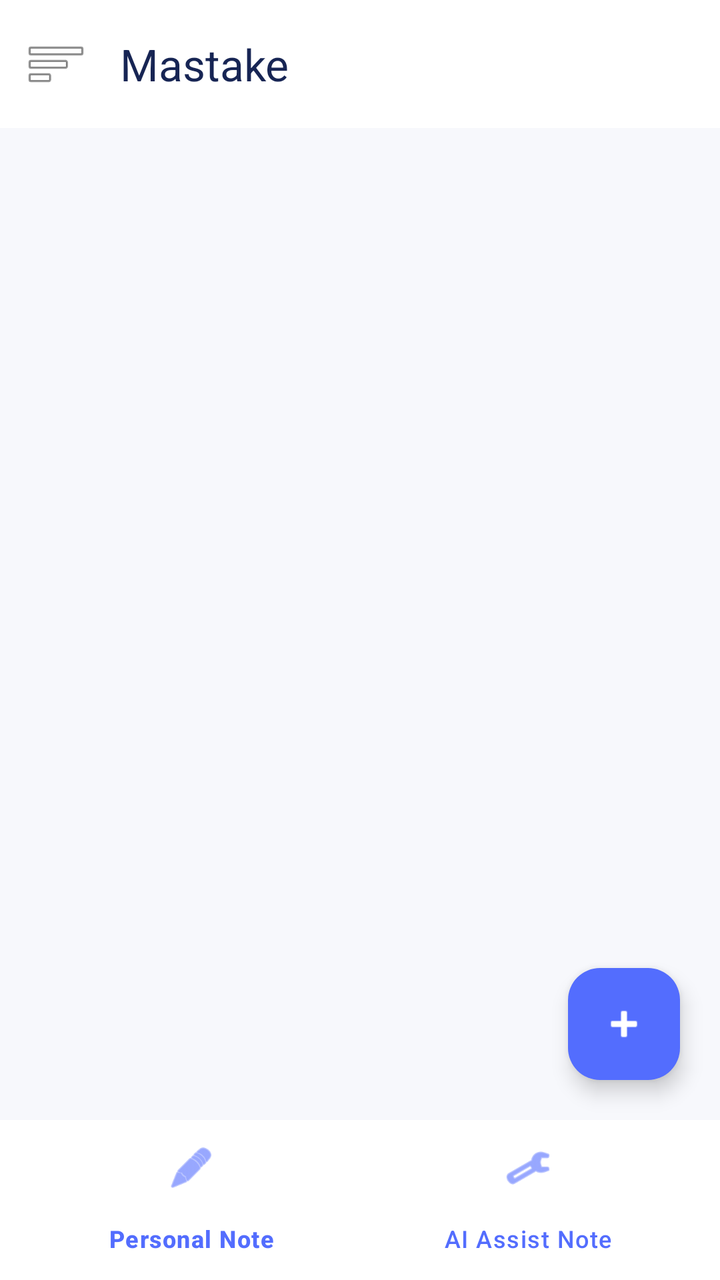
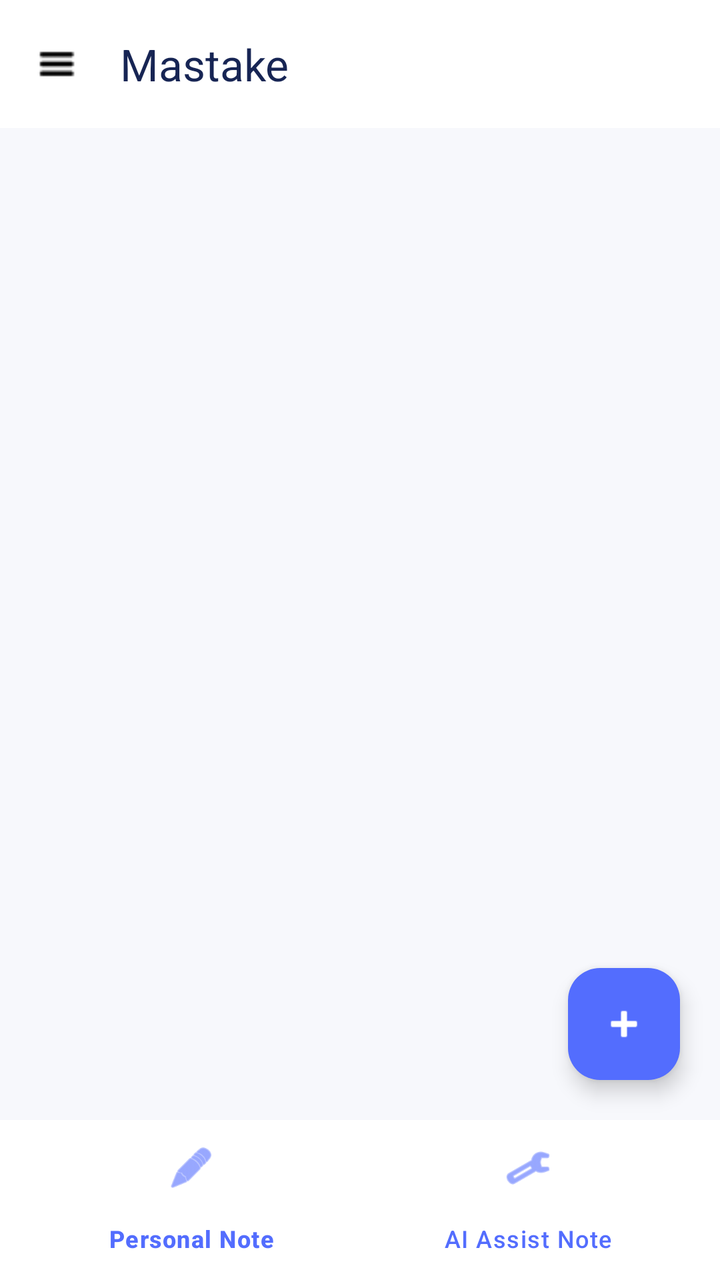

An Android layout rendered at two revisions. The XML below is the earlier revision; the diff shows what the commit changed to produce the second picture.
<!-- AndroidManifest.xml: application theme Theme.Mastaka -->
<!-- res/layout/activity_main.xml -->
<androidx.drawerlayout.widget.DrawerLayout
    xmlns:android="http://schemas.android.com/apk/res/android"
    xmlns:app="http://schemas.android.com/apk/res-auto"
    xmlns:tools="http://schemas.android.com/tools"
    android:id="@+id/drawerLayout"
    android:layout_width="match_parent"
    android:layout_height="match_parent"
    android:fitsSystemWindows="true"
    tools:context=".activities.MainActivity">

    
    <LinearLayout
        android:layout_width="match_parent"
        android:layout_height="match_parent"
        android:orientation="vertical"
        android:background="#F7F8FC">

        
        <com.google.android.material.appbar.MaterialToolbar
            android:id="@+id/toolbar"
            android:layout_width="match_parent"
            android:layout_height="?attr/actionBarSize"
            android:background="#FFFFFF"
            app:title="Mastake"
            app:titleTextColor="#172554"
            app:titleTextAppearance="@style/TextAppearance.Material3.TitleLarge"
            app:navigationIcon="@android:drawable/ic_menu_sort_by_size"
            app:elevation="0dp" />

        
        <FrameLayout
            android:id="@+id/fragmentContainer"
            android:layout_width="match_parent"
            android:layout_height="0dp"
            android:layout_weight="1">

            
            <FrameLayout
                android:layout_width="match_parent"
                android:layout_height="match_parent"
                tools:layout="@layout/fragment_notes" />

            
            <com.google.android.material.floatingactionbutton.FloatingActionButton
                android:id="@+id/fabAddNote"
                android:layout_width="wrap_content"
                android:layout_height="wrap_content"
                android:layout_gravity="bottom|end"
                android:layout_margin="20dp"
                android:contentDescription="Create Note"
                android:src="@android:drawable/ic_input_add"
                app:backgroundTint="#536DFE"
                app:tint="#FFFFFF"
                app:elevation="6dp" />

        </FrameLayout>

        
        <com.google.android.material.bottomnavigation.BottomNavigationView
            android:id="@+id/bottomNavigation"
            android:layout_width="match_parent"
            android:layout_height="wrap_content"
            android:background="#FFFFFF"
            app:menu="@menu/bottom_navigation"
            app:labelVisibilityMode="labeled"
            app:itemIconTint="#536DFE"
            app:itemTextColor="#536DFE"
            app:elevation="8dp" />

    </LinearLayout>

    
    <com.google.android.material.navigation.NavigationView
        android:id="@+id/navigationView"
        android:layout_width="300dp"
        android:layout_height="match_parent"
        android:layout_gravity="start"
        android:background="#FFFFFF"
        app:menu="@menu/drawer_menu"
        app:itemIconTint="#536DFE"
        app:itemTextColor="#263248"
        app:headerLayout="@layout/drawer_header" />

</androidx.drawerlayout.widget.DrawerLayout>
<!-- res/layout/fragment_notes.xml (included above) -->
<LinearLayout
    xmlns:android="http://schemas.android.com/apk/res/android"
    android:layout_width="match_parent"
    android:layout_height="match_parent"
    android:orientation="vertical"
    android:background="#F7F8FC"
    android:padding="16dp">

    <androidx.recyclerview.widget.RecyclerView
        android:id="@+id/rvNotes"
        android:layout_width="match_parent"
        android:layout_height="match_parent"
        android:clipToPadding="false"
        android:paddingBottom="16dp" />

</LinearLayout>
<!-- res/layout/drawer_header.xml (included above) -->
<LinearLayout xmlns:android="http://schemas.android.com/apk/res/android"
    android:layout_width="match_parent"
    android:layout_height="180dp"
    android:orientation="vertical"
    android:gravity="bottom"
    android:padding="20dp"
    android:background="#536DFE">

    
    <TextView
        android:layout_width="56dp"
        android:layout_height="56dp"
        android:gravity="center"
        android:text="M"
        android:textSize="28sp"
        android:textStyle="bold"
        android:textColor="#536DFE"
        android:background="#FFFFFF" />

    
    <TextView
        android:layout_width="wrap_content"
        android:layout_height="wrap_content"
        android:layout_marginTop="12dp"
        android:text="Mastake"
        android:textSize="20sp"
        android:textStyle="bold"
        android:textColor="#FFFFFF" />

    
    <TextView
        android:layout_width="wrap_content"
        android:layout_height="wrap_content"
        android:layout_marginTop="4dp"
        android:text="Welcome to Mastake"
        android:textSize="13sp"
        android:textColor="#E8EAFF" />

</LinearLayout>
<!-- resources referenced by this layout -->
<resources>
  <style name="Theme.Mastaka" parent="Base.Theme.Mastaka" />
  <style name="Base.Theme.Mastaka" parent="Theme.Material3.DayNight.NoActionBar">
          
          
      </style>
</resources>

<!-- the commit's change to res/layout/activity_main.xml (unified diff, before → after) -->
@@ -24,7 +24,7 @@
             app:title="Mastake"
             app:titleTextColor="#172554"
             app:titleTextAppearance="@style/TextAppearance.Material3.TitleLarge"
-            app:navigationIcon="@android:drawable/ic_menu_sort_by_size"
+            app:navigationIcon="@drawable/ic_hamburger"
             app:elevation="0dp" />
 
         
<!-- resource entries referenced after the edit -->
@@ -1,5 +1,6 @@
 <!-- resources referenced by this layout -->
 <resources>
+  <!-- drawable ic_hamburger: png bitmap (drawable, 299 bytes) -->
   <style name="Theme.Mastaka" parent="Base.Theme.Mastaka" />
   <style name="Base.Theme.Mastaka" parent="Theme.Material3.DayNight.NoActionBar">
           
